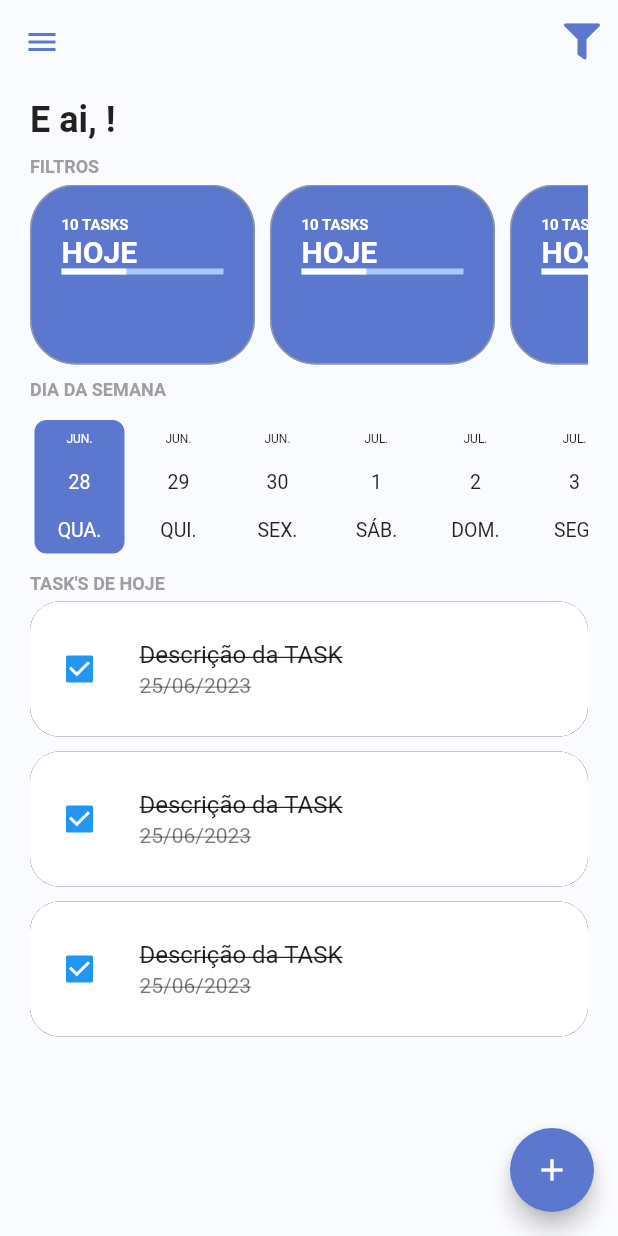
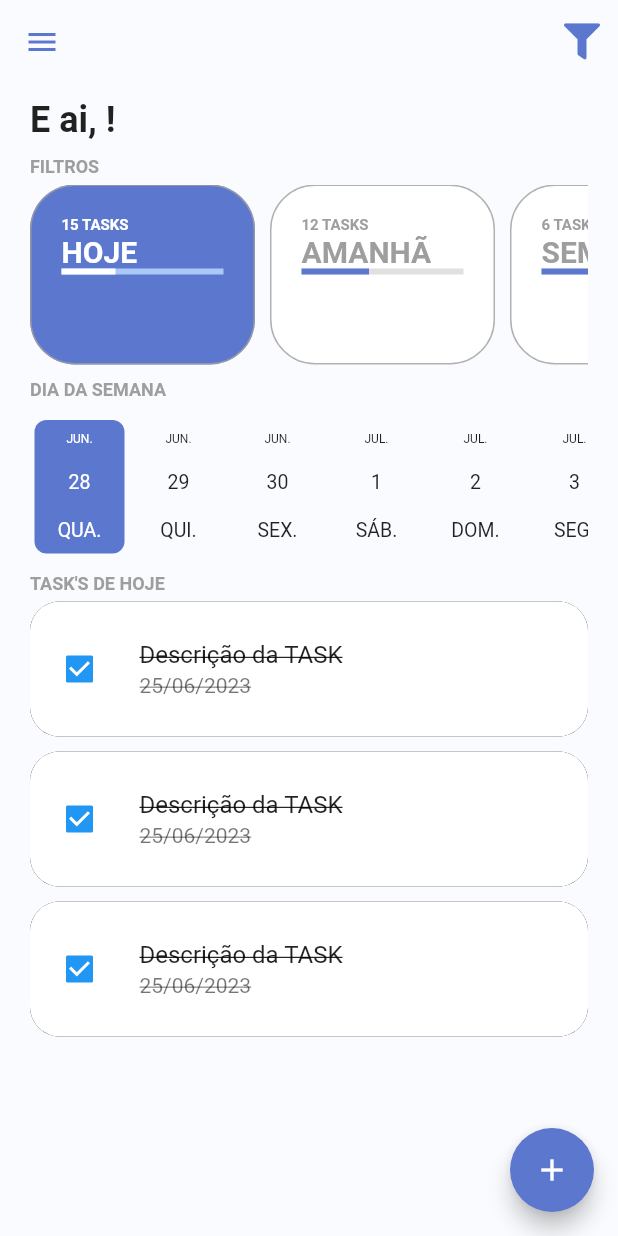
Before and after one commit to victorapc/todo_list_provider, a Flutter app: the screen it shows once a user with an empty profile is signed in, on a phone screen of 412 x 824 dp. Run offline on Flutter 3.47's test engine with Material 2 defaults, Android fonts, the phone set to English and light mode, and no system bars; drawn by our look-alikes of date_picker_timeline; our stand-ins replace firebase_auth, firebase_core, flutter_signin_button, google_fonts, google_sign_in, sqflite and 2 more; missing offline and left inert: flutter_overlay_loader, validatorless; accounts and stored records are empty; network calls fail; Roboto replaces fonts that are missing (Mandali).

Commit message:
Configurando os filtros home com enum e controller

```diff
--- /dev/null
+++ b/lib/app/models/task_filter_enum.dart
@@ -0,0 +1,5 @@
+enum TaskFilterEnum {
+  today,
+  tomorrow,
+  week,
+}
--- /dev/null
+++ b/lib/app/models/total_tasks_model.dart
@@ -0,0 +1,9 @@
+class TotalTasksModel {
+  final int totalTasks;
+  final int totalTasksFinish;
+
+  TotalTasksModel({
+    required this.totalTasks,
+    required this.totalTasksFinish,
+  });
+}
--- /dev/null
+++ b/lib/app/modules/home/home_controller.dart
@@ -0,0 +1,6 @@
+import 'package:todo_list_provider/app/core/notifier/default_change_notifier.dart';
+import 'package:todo_list_provider/app/models/task_filter_enum.dart';
+
+class HomeController extends DefaultChangeNotifier {
+  var filterSelected = TaskFilterEnum.today;
+}
--- a/lib/app/modules/home/home_module.dart
+++ b/lib/app/modules/home/home_module.dart
@@ -1,11 +1,18 @@
 import 'package:path/path.dart';
+import 'package:provider/provider.dart';
 import 'package:todo_list_provider/app/core/modules/todo_list_module.dart';
 import 'package:todo_list_provider/app/modules/home/home_page.dart';
+
+import 'home_controller.dart';
 
 class HomeModule extends TodoListModule {
   HomeModule()
       : super(
-          //bindings: [],
+          bindings: [
+            ChangeNotifierProvider(
+              create: (context) => HomeController(),
+            ),
+          ],
           routers: {
             '/home': (context) => HomePage(),
           },
--- a/lib/app/modules/home/widgets/home_filters.dart
+++ b/lib/app/modules/home/widgets/home_filters.dart
@@ -1,15 +1,14 @@
 import 'package:flutter/material.dart';
+import 'package:provider/provider.dart';
 import 'package:todo_list_provider/app/core/ui/theme_extensions.dart';
+import 'package:todo_list_provider/app/models/task_filter_enum.dart';
+import 'package:todo_list_provider/app/models/total_tasks_model.dart';
+import 'package:todo_list_provider/app/modules/home/home_controller.dart';
 import 'package:todo_list_provider/app/modules/home/widgets/todo_card_filter.dart';
 
-class HomeFilters extends StatefulWidget {
+class HomeFilters extends StatelessWidget {
   const HomeFilters({super.key});
 
-  @override
-  State<HomeFilters> createState() => _HomeFiltersState();
-}
-
-class _HomeFiltersState extends State<HomeFilters> {
   @override
   Widget build(BuildContext context) {
     return Column(
@@ -26,11 +25,39 @@ class _HomeFiltersState extends State<HomeFilters> {
           scrollDirection: Axis.horizontal,
           child: Row(
             children: [
-              TodoCardFilter(),
-              TodoCardFilter(),
-              TodoCardFilter(),
-              TodoCardFilter(),
-              TodoCardFilter(),
+              TodoCardFilter(
+                label: 'HOJE',
+                taskFilter: TaskFilterEnum.today,
+                selected: context.select<HomeController, TaskFilterEnum>(
+                        (value) => value.filterSelected) ==
+                    TaskFilterEnum.today,
+                totalTasksModel: TotalTasksModel(
+                  totalTasks: 15,
+                  totalTasksFinish: 5,
+                ),
+              ),
+              TodoCardFilter(
+                label: 'AMANHÃ',
+                taskFilter: TaskFilterEnum.tomorrow,
+                selected: context.select<HomeController, TaskFilterEnum>(
+                        (value) => value.filterSelected) ==
+                    TaskFilterEnum.tomorrow,
+                totalTasksModel: TotalTasksModel(
+                  totalTasks: 12,
+                  totalTasksFinish: 5,
+                ),
+              ),
+              TodoCardFilter(
+                label: 'SEMANA',
+                taskFilter: TaskFilterEnum.week,
+                selected: context.select<HomeController, TaskFilterEnum>(
+                        (value) => value.filterSelected) ==
+                    TaskFilterEnum.week,
+                totalTasksModel: TotalTasksModel(
+                  totalTasks: 6,
+                  totalTasksFinish: 5,
+                ),
+              ),
             ],
           ),
         ),
--- a/lib/app/modules/home/widgets/todo_card_filter.dart
+++ b/lib/app/modules/home/widgets/todo_card_filter.dart
@@ -1,14 +1,35 @@
 import 'package:flutter/material.dart';
 import 'package:todo_list_provider/app/core/ui/theme_extensions.dart';
+import 'package:todo_list_provider/app/models/task_filter_enum.dart';
+import 'package:todo_list_provider/app/models/total_tasks_model.dart';
 
-class TodoCardFilter extends StatefulWidget {
-  const TodoCardFilter({super.key});
+class TodoCardFilter extends StatelessWidget {
+  final String label;
+  final TaskFilterEnum taskFilter;
+  final TotalTasksModel? totalTasksModel;
+  final bool selected;
 
-  @override
-  State<TodoCardFilter> createState() => _TodoCardFilterState();
-}
+  const TodoCardFilter({
+    super.key,
+    required this.label,
+    required this.taskFilter,
+    required this.selected,
+    this.totalTasksModel,
+  });
 
-class _TodoCardFilterState extends State<TodoCardFilter> {
+  double _getPercentFinish() {
+    final total = totalTasksModel?.totalTasks ?? 0;
+    final totalFinish = totalTasksModel?.totalTasksFinish ?? 0.1;
+
+    if (total == 0) {
+      return 0.0;
+    }
+
+    final percent = (totalFinish * 100) / total;
+
+    return percent / 100;
+  }
+
   @override
   Widget build(BuildContext context) {
     return Container(
@@ -19,7 +40,7 @@ class _TodoCardFilterState extends State<TodoCardFilter> {
       margin: const EdgeInsets.only(right: 10),
       padding: const EdgeInsets.all(20),
       decoration: BoxDecoration(
-        color: context.primaryColor,
+        color: selected ? context.primaryColor : Colors.white,
         border: Border.all(
           width: 1,
           color: Colors.grey.withOpacity(.8),
@@ -30,26 +51,36 @@ class _TodoCardFilterState extends State<TodoCardFilter> {
         crossAxisAlignment: CrossAxisAlignment.start,
         children: [
           Text(
-            '10 TASKS',
+            '${totalTasksModel?.totalTasks ?? 0} TASKS',
             style: context.tittleStyle.copyWith(
               fontSize: 10,
-              color: Colors.white,
+              color: selected ? Colors.white : Colors.grey,
             ),
           ),
           Text(
-            'HOJE',
+            label,
             style: TextStyle(
               fontSize: 20,
               fontWeight: FontWeight.bold,
-              color: Colors.white,
+              color: selected ? Colors.white : Colors.grey,
             ),
           ),
-          LinearProgressIndicator(
-            backgroundColor: context.primaryColorLight,
-            valueColor: AlwaysStoppedAnimation<Color>(
-              Colors.white,
+          TweenAnimationBuilder<double>(
+            tween: Tween(
+              begin: 0.0,
+              end: _getPercentFinish(),
             ),
-            value: 0.4,
+            duration: const Duration(seconds: 1),
+            builder: (context, value, child) {
+              return LinearProgressIndicator(
+                backgroundColor:
+                    selected ? context.primaryColorLight : Colors.grey.shade300,
+                valueColor: AlwaysStoppedAnimation<Color>(
+                  selected ? Colors.white : context.primaryColor,
+                ),
+                value: value,
+              );
+            },
           ),
         ],
       ),
```
